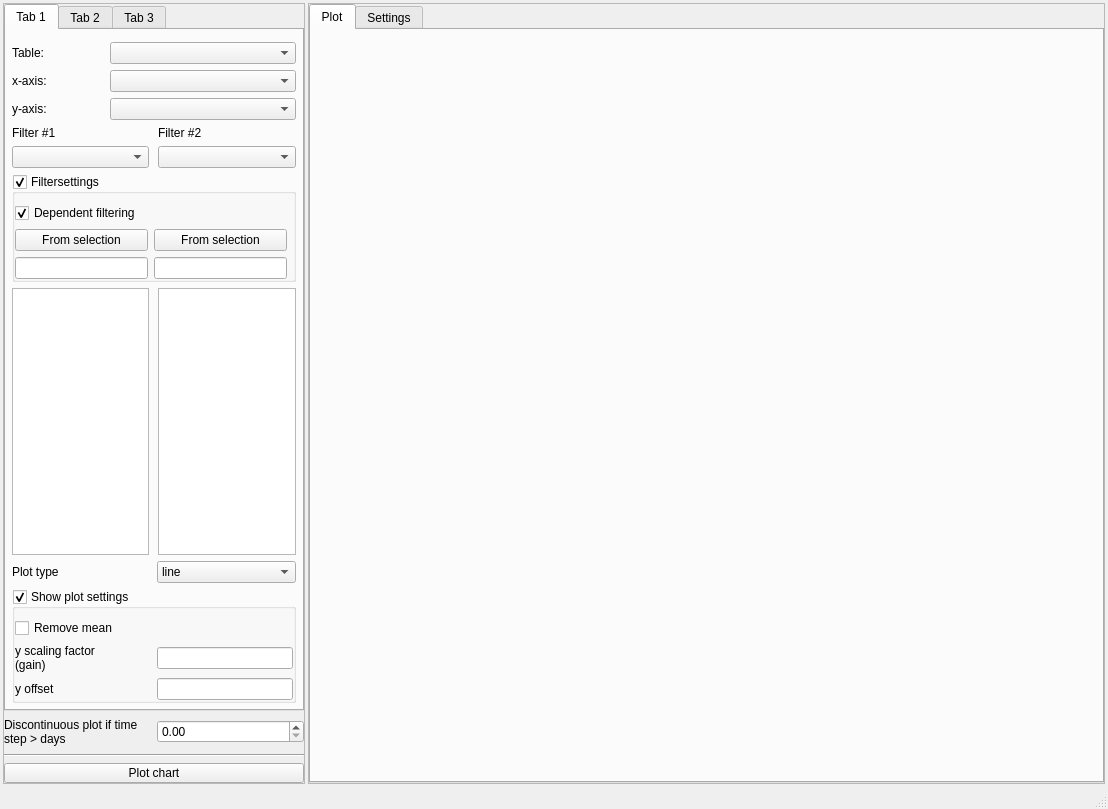
First picture: the form in ui/customplotdialog.ui, repository jkall/qgis-midvatten-plugin, before the edit.
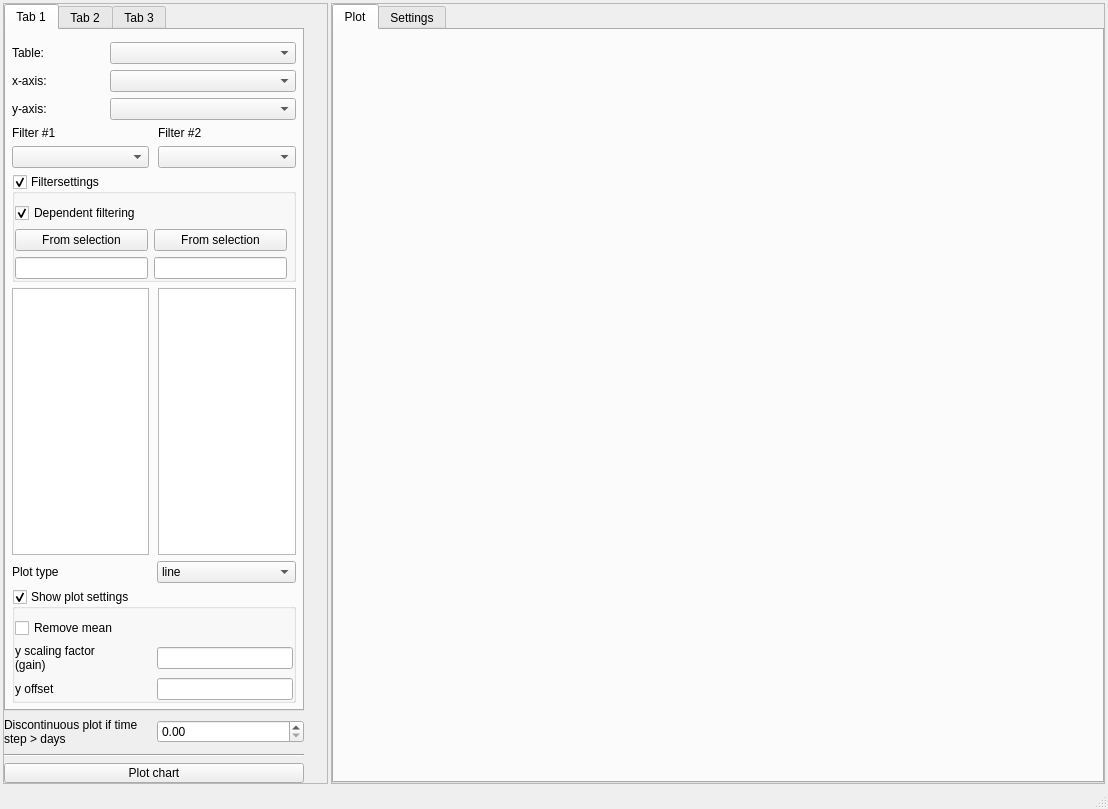
Second picture: the form after the edit.

Commit message: Ongoing work with gui adjustments.

The edit to the form file:
```diff
--- a/ui/customplotdialog.ui
+++ b/ui/customplotdialog.ui
@@ -43,7 +43,7 @@
         <rect>
          <x>0</x>
          <y>0</y>
-         <width>747</width>
+         <width>752</width>
          <height>861</height>
         </rect>
        </property>
@@ -748,11 +748,17 @@
     <item row="0" column="0">
      <widget class="QScrollArea" name="spec_scrollArea">
       <property name="sizePolicy">
-       <sizepolicy hsizetype="Minimum" vsizetype="Expanding">
+       <sizepolicy hsizetype="Expanding" vsizetype="Expanding">
         <horstretch>0</horstretch>
         <verstretch>0</verstretch>
        </sizepolicy>
       </property>
+      <property name="maximumSize">
+       <size>
+        <width>325</width>
+        <height>16777215</height>
+       </size>
+      </property>
       <property name="widgetResizable">
        <bool>true</bool>
       </property>
@@ -761,10 +767,16 @@
         <rect>
          <x>0</x>
          <y>0</y>
-         <width>308</width>
+         <width>303</width>
          <height>980</height>
         </rect>
        </property>
+       <property name="sizePolicy">
+        <sizepolicy hsizetype="Expanding" vsizetype="Preferred">
+         <horstretch>0</horstretch>
+         <verstretch>0</verstretch>
+        </sizepolicy>
+       </property>
        <layout class="QVBoxLayout" name="verticalLayout_8">
         <property name="spacing">
          <number>9</number>
```
The commit also changes 5 other files.
